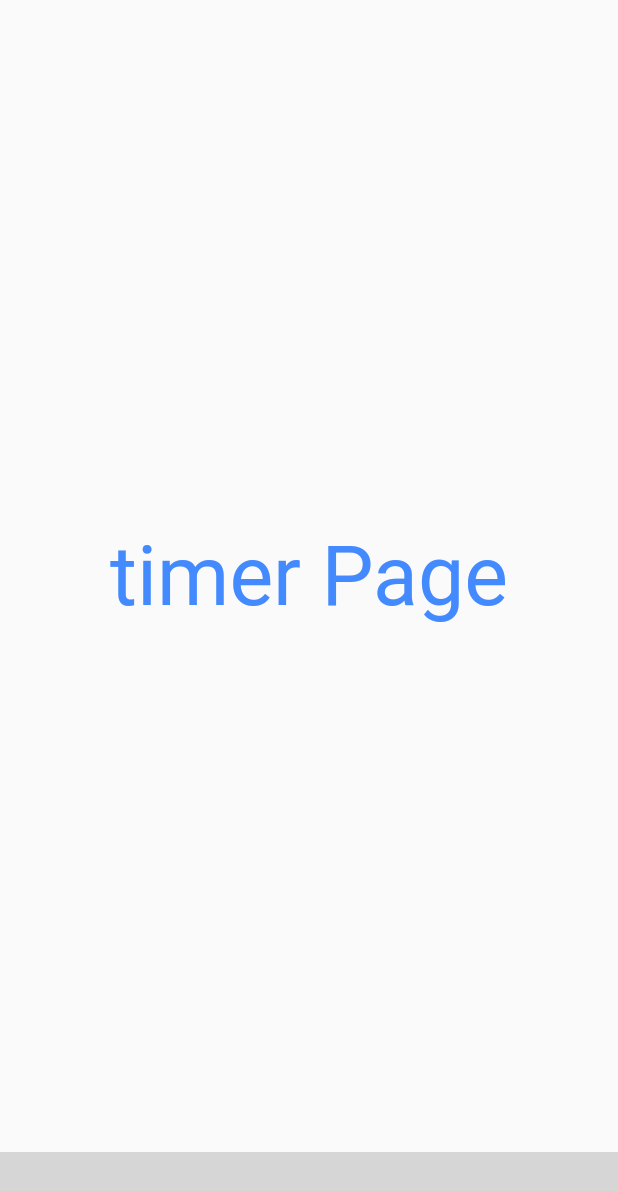
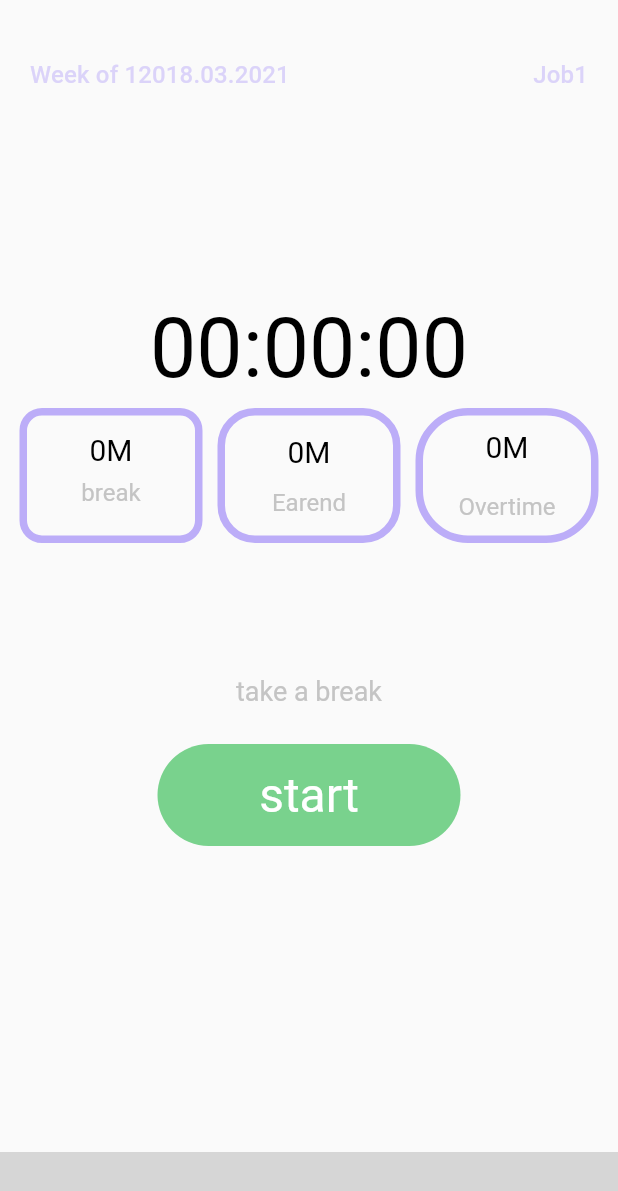
Before and after one commit to 1shaked/money-is-time, a Flutter app: the TimerPage screen opened by its route, on a phone screen of 412 x 824 dp. Shown: the top 1191 px of the screen. Run offline on Flutter 3.47's test engine with Material 2 defaults, Android fonts, the phone set to English and light mode, and no system bars; our stand-ins replace firebase_analytics, shared_preferences; accounts and stored records are empty; statements that could not run were skipped; grey boxes are pictures that could not be loaded.

Commit message:
move components to files

```diff
--- /dev/null
+++ b/lib/components/timesheet/action_button_timer.dart
@@ -0,0 +1,28 @@
+import 'package:flutter/material.dart';
+
+class ActionButtonTimer extends StatelessWidget {
+  const ActionButtonTimer({
+    Key? key,
+  }) : super(key: key);
+
+  @override
+  Widget build(BuildContext context) {
+    return Container(
+      width: 202,
+      height: 68,
+      decoration: BoxDecoration(
+        borderRadius: BorderRadius.circular(60),
+        color: Color.fromRGBO(121, 210, 141, 1),
+      ),
+      child: Center(
+        child: Text(
+          'start',
+          style: TextStyle(
+            color: Colors.white,
+            fontSize: 32,
+          ),
+        ),
+      ),
+    );
+  }
+}
--- /dev/null
+++ b/lib/components/timesheet/details_current_work_row.dart
@@ -0,0 +1,110 @@
+import 'package:flutter/material.dart';
+
+class DetailsCurrentWorkRow extends StatelessWidget {
+  const DetailsCurrentWorkRow({
+    Key? key,
+  }) : super(key: key);
+
+  @override
+  Widget build(BuildContext context) {
+    return Padding(
+      padding: const EdgeInsets.all(8.0),
+      child: Row(
+        mainAxisAlignment: MainAxisAlignment.spaceEvenly,
+        children: [
+          Expanded(
+            flex: 1,
+            child: Container(
+              margin: EdgeInsets.fromLTRB(5, 0, 5, 0),
+              height: 90,
+              decoration: BoxDecoration(
+                border: Border.all(
+                  width: 5,
+                  color: Theme.of(context).secondaryHeaderColor,
+                ),
+                borderRadius: BorderRadius.circular(15),
+              ),
+              child: Column(
+                mainAxisAlignment: MainAxisAlignment.center,
+                children: [
+                  Text(
+                    '0M',
+                    style: TextStyle(
+                      fontSize: 20,
+                      color: Colors.black,
+                    ),
+                  ),
+                  Padding(
+                    padding: const EdgeInsets.all(8.0),
+                    child: Text('break',
+                        style: Theme.of(context).textTheme.subtitle1),
+                  )
+                ],
+              ),
+            ),
+          ),
+          Expanded(
+            flex: 1,
+            child: Container(
+              margin: EdgeInsets.fromLTRB(5, 0, 5, 0),
+              height: 90,
+              decoration: BoxDecoration(
+                border: Border.all(
+                  width: 5,
+                  color: Theme.of(context).secondaryHeaderColor,
+                ),
+                borderRadius: BorderRadius.circular(25),
+              ),
+              child: Column(
+                mainAxisAlignment: MainAxisAlignment.spaceEvenly,
+                children: [
+                  Text(
+                    '0M',
+                    style: TextStyle(
+                      fontSize: 20,
+                      color: Colors.black,
+                    ),
+                  ),
+                  Text(
+                    'Earend',
+                    style: Theme.of(context).textTheme.subtitle1,
+                  ),
+                ],
+              ),
+            ),
+          ),
+          Expanded(
+            flex: 1,
+            child: Container(
+              margin: EdgeInsets.fromLTRB(5, 0, 5, 0),
+              height: 90,
+              decoration: BoxDecoration(
+                borderRadius: BorderRadius.circular(35),
+                border: Border.all(
+                  width: 5,
+                  color: Theme.of(context).secondaryHeaderColor,
+                ),
+              ),
+              child: Column(
+                mainAxisAlignment: MainAxisAlignment.spaceAround,
+                children: [
+                  Text(
+                    '0M',
+                    style: TextStyle(
+                      fontSize: 20,
+                      color: Colors.black,
+                    ),
+                  ),
+                  Text(
+                    'Overtime',
+                    style: Theme.of(context).textTheme.subtitle1,
+                  ),
+                ],
+              ),
+            ),
+          ),
+        ],
+      ),
+    );
+  }
+}
--- /dev/null
+++ b/lib/components/timesheet/take_break_text.dart
@@ -0,0 +1,21 @@
+import 'package:flutter/material.dart';
+
+class TakeBreakText extends StatelessWidget {
+  const TakeBreakText({
+    Key? key,
+  }) : super(key: key);
+
+  @override
+  Widget build(BuildContext context) {
+    return Container(
+      margin: const EdgeInsets.only(
+        top: 80,
+        bottom: 25,
+      ),
+      child: Text(
+        'take a break',
+        style: Theme.of(context).textTheme.bodyText2,
+      ),
+    );
+  }
+}
--- /dev/null
+++ b/lib/components/timesheet/timer.dart
@@ -0,0 +1,20 @@
+import 'package:flutter/material.dart';
+
+class Timer extends StatelessWidget {
+  const Timer({
+    Key? key,
+  }) : super(key: key);
+
+  @override
+  Widget build(BuildContext context) {
+    return const Center(
+      child: Text(
+        '00:00:00',
+        style: TextStyle(
+          fontSize: 55,
+          color: Colors.black,
+        ),
+      ),
+    );
+  }
+}
--- /dev/null
+++ b/lib/components/timesheet/timer_header_details.dart
@@ -0,0 +1,32 @@
+import 'package:flutter/material.dart';
+
+class TimerHeaderDetails extends StatelessWidget {
+  const TimerHeaderDetails({
+    Key? key,
+  }) : super(key: key);
+
+  @override
+  Widget build(BuildContext context) {
+    return Padding(
+      padding: const EdgeInsets.fromLTRB(20, 40, 20, 10),
+      child: SizedBox(
+        height: 150,
+        child: Row(
+          crossAxisAlignment: CrossAxisAlignment.start,
+          mainAxisAlignment: MainAxisAlignment.spaceBetween,
+          // mainAxisSize: MainAxisSize.min,
+          children: [
+            Text(
+              'Week of 12018.03.2021',
+              style: Theme.of(context).textTheme.subtitle2, //subtitle2,
+            ),
+            Text(
+              'Job1',
+              style: Theme.of(context).textTheme.subtitle2,
+            ),
+          ],
+        ),
+      ),
+    );
+  }
+}
--- /dev/null
+++ b/lib/components/timesheet/timesheet.dart
@@ -0,0 +1,5 @@
+export 'details_current_work_row.dart';
+export 'timer.dart';
+export 'timer_header_details.dart';
+export 'take_break_text.dart';
+export 'action_button_timer.dart';
--- a/lib/pages/timesheet.dart
+++ b/lib/pages/timesheet.dart
@@ -1,22 +1,23 @@
 import 'package:flutter/material.dart';
 import 'package:moneytime/components/components.dart';
+import 'package:moneytime/components/timesheet/timesheet.dart';
 
 class TimerPage extends StatelessWidget {
   const TimerPage({Key? key}) : super(key: key);
 
   @override
   Widget build(BuildContext context) {
-    return const Scaffold(
-      body: Center(
-        child: Text(
-          'timer Page',
-          style: TextStyle(
-            fontSize: 55,
-            color: Colors.blueAccent,
-          ),
-        ),
+    return Scaffold(
+      body: Column(
+        children: const [
+          TimerHeaderDetails(),
+          Timer(),
+          DetailsCurrentWorkRow(),
+          TakeBreakText(),
+          ActionButtonTimer(),
+        ],
       ),
-      bottomNavigationBar: BottomNavigation(
+      bottomNavigationBar: const BottomNavigation(
         path: '/timer_page',
       ),
     );
--- a/lib/services/theme_manager.dart
+++ b/lib/services/theme_manager.dart
@@ -1,15 +1,12 @@
 import 'package:flutter/material.dart';
 import 'package:moneytime/services/services.dart';
 
-class ThemeNotifier with ChangeNotifier {
-  final String themeModeString = 'themeMode';
-  final String light = 'light';
-  final String dark = 'dark';
-  final lightTheme = ThemeData(
+ThemeData baseThem = ThemeData(
+  secondaryHeaderColor: const Color.fromRGBO(188, 173, 248, 1),
   primarySwatch: Colors.grey,
   primaryColor: Colors.black,
   brightness: Brightness.light,
-    backgroundColor: const Color(0xFF212121),
+  backgroundColor: Colors.white, //const Color(0xFF212121),
   dividerColor: const Color.fromRGBO(221, 214, 252, 1),
   bottomAppBarColor:
       const Color.fromRGBO(188, 173, 248, 1), // the bottom app bar text color
@@ -21,7 +18,7 @@ class ThemeNotifier with ChangeNotifier {
     ),
     bodyText2: TextStyle(
       // for the general text in the app
-        color: Colors.white,
+      color: Color.fromRGBO(196, 196, 196, 1),
       fontSize: 18,
     ),
     button: TextStyle(color: Color.fromRGBO(188, 173, 248, 1)),
@@ -34,8 +31,18 @@ class ThemeNotifier with ChangeNotifier {
       color: Color.fromRGBO(196, 196, 196, 1),
       fontSize: 16,
     ),
+    subtitle2: TextStyle(
+      color: Color.fromRGBO(188, 173, 248, 0.5),
+      fontSize: 16,
+    ),
   ),
 );
+
+class ThemeNotifier with ChangeNotifier {
+  final String themeModeString = 'themeMode';
+  final String light = 'light';
+  final String dark = 'dark';
+  ThemeData lightTheme = baseThem;
 
   final darkTheme = ThemeData(
     primarySwatch: Colors.grey,
@@ -45,15 +52,13 @@ class ThemeNotifier with ChangeNotifier {
     dividerColor: Colors.white54,
   );
 
-  ThemeData _themeData = ThemeData(
-    brightness: Brightness.dark,
-  );
+  ThemeData _themeData = baseThem;
   ThemeData getTheme() => _themeData;
 
   ThemeNotifier() {
     StorageManager.readData(themeModeString).then((value) {
       print('value read from storage: ' + value.toString());
-      var themeMode = value ?? light;
+      var themeMode = light; // var themeMode = value ?? light
       if (themeMode == light) {
         _themeData = lightTheme;
       } else {
```
Lines whose indentation alone changed are shown as unchanged.
